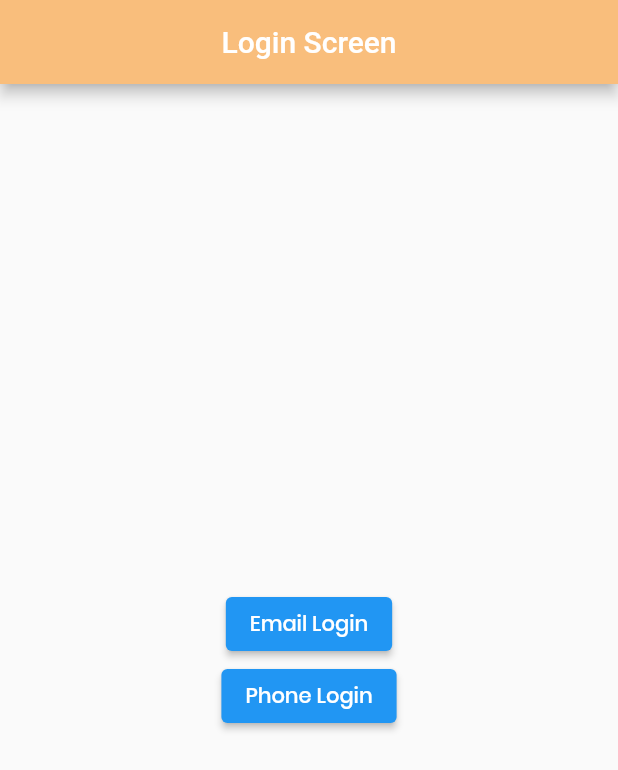
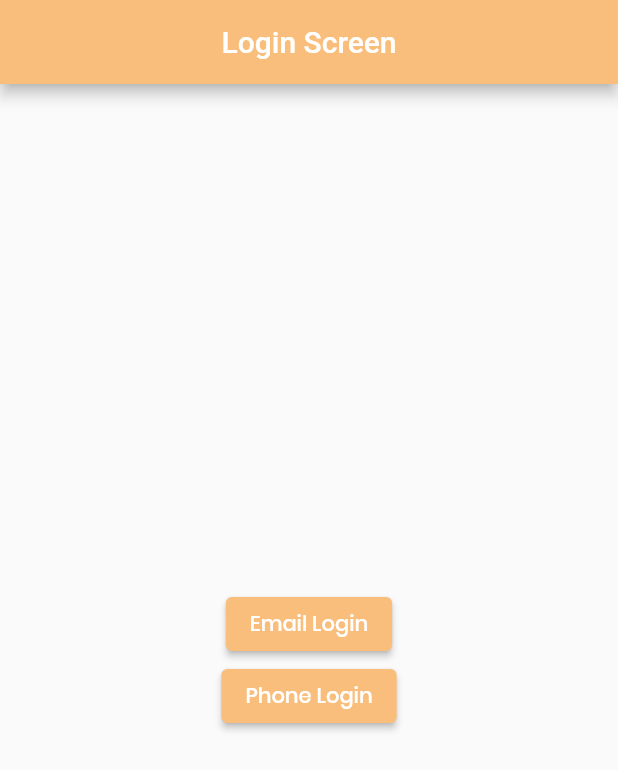
Before and after one commit to PriyanshuRj/MEDEX, a Flutter app: the screen it shows after launch, on a phone screen of 412 x 824 dp. Shown: the top 770 px of the screen. Run offline on Flutter 3.47's test engine with Material 2 defaults, Android fonts, the phone set to English and light mode, and no system bars; our stand-ins replace camera, percent_indicator; missing offline and left inert: sawo.

Commit message:
add lots of code

```diff
--- a/front_end/lib/screens/saho_login.dart
+++ b/front_end/lib/screens/saho_login.dart
@@ -4,6 +4,7 @@ import 'package:front_end/theme/colors/light_colors.dart';
 import 'package:sawo/sawo.dart';
 import 'dart:convert';
 import 'package:camera/camera.dart';
+import 'package:front_end/theme/colors/light_colors.dart';
 
 class LoginScreen extends StatefulWidget {
   @override
@@ -68,6 +69,10 @@ class _LoginScreenState extends State<LoginScreen> {
                   );
                 },
                 child: Text('Email Login'),
+                style: ButtonStyle(
+                  backgroundColor:
+                      MaterialStateProperty.all(LightColors.kDarkYellow),
+                ),
               ),
               ElevatedButton(
                 onPressed: () {
@@ -78,6 +83,10 @@ class _LoginScreenState extends State<LoginScreen> {
                   );
                 },
                 child: Text('Phone Login'),
+                style: ButtonStyle(
+                  backgroundColor:
+                      MaterialStateProperty.all(LightColors.kDarkYellow),
+                ),
               ),
             ],
           ),
```
